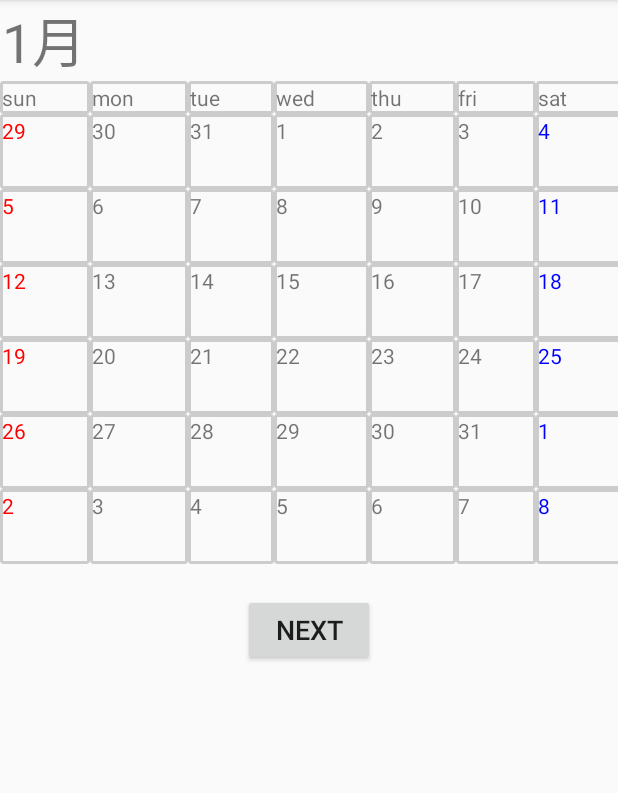
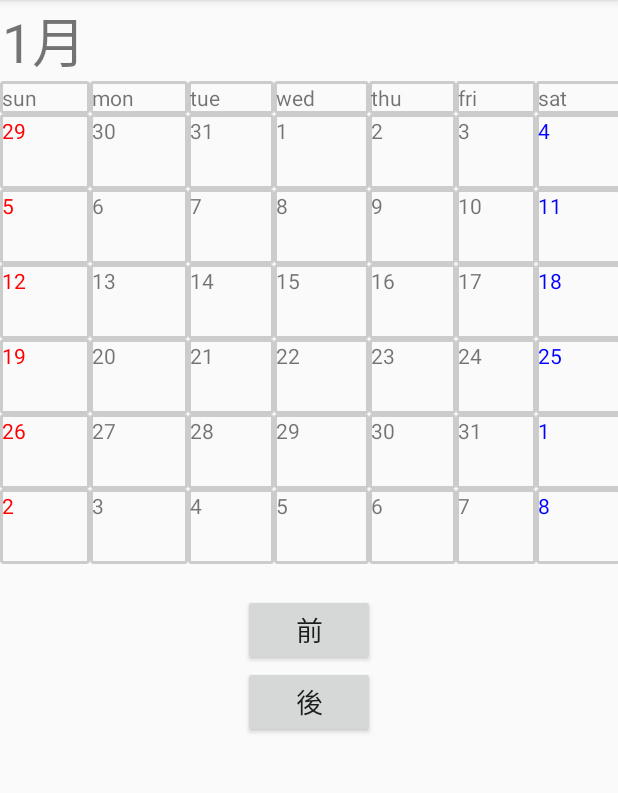
Before and after one commit to fkmrtsk/MyCalendar, an Android app: the screen it shows after launch (MainActivity), after a tap on an icon or button, on a phone screen of 412 x 824 dp, the part 84-877 px from its top. Run offline under Robolectric (Android 15) with nearby library versions, the phone set to English and light mode, and no system bars.

```diff
--- a/app/build.gradle
+++ b/app/build.gradle
@@ -3,6 +3,8 @@ apply plugin: 'com.android.application'
 apply plugin: 'kotlin-android'
 
 apply plugin: 'kotlin-android-extensions'
+
+apply plugin: "androidx.navigation.safeargs"
 
 android {
     compileSdkVersion 29
--- a/app/src/main/java/com/example/mycalendar/CurrentFragment.kt
+++ b/app/src/main/java/com/example/mycalendar/CurrentFragment.kt
@@ -14,12 +14,6 @@ import java.util.*
 class CurrentFragment : Fragment() {
     override fun onCreateView(inflater: LayoutInflater, container: ViewGroup?, savedInstanceState: Bundle?): View? {
         val view = inflater.inflate(R.layout.fragment_current, container, false)
-        view.previousButton.setOnClickListener {
-            findNavController().navigate(R.id.action_current_to_left)
-        }
-        view.nextButton.setOnClickListener {
-            findNavController().navigate(R.id.action_current_to_right)
-        }
         return view
     }
 
@@ -32,10 +26,18 @@ class CurrentFragment : Fragment() {
         // カレンダー用のパッケージ
         val calendar   = Calendar.getInstance()
         var year: Int  = calendar.get(Calendar.YEAR)
-        var month: Int = calendar.get(Calendar.MONTH)
+        var month: Int = calendar.get(Calendar.MONTH) // 該当の月 - 1の値が渡される
         var day: Int   = calendar.get(Calendar.DATE)
         var dayView    = arrayOfNulls<Int>(42)
 
+        view.previousButton.setOnClickListener {
+            val action = CurrentFragmentDirections.actionCurrentToLeft(year, month)
+            findNavController().navigate(action)
+        }
+        view.nextButton.setOnClickListener {
+            val action = CurrentFragmentDirections.actionCurrentToRight(year, month)
+            findNavController().navigate(action)
+        }
 
         // 今月の初日の曜日を取得
         calendar.set(year, month, 1)
--- a/app/src/main/java/com/example/mycalendar/RightFragment.kt
+++ b/app/src/main/java/com/example/mycalendar/RightFragment.kt
@@ -7,16 +7,16 @@ import android.view.View
 import android.view.ViewGroup
 import androidx.fragment.app.Fragment
 import androidx.navigation.fragment.findNavController
+import androidx.navigation.fragment.navArgs
 import kotlinx.android.synthetic.main.fragment_right.*
 import kotlinx.android.synthetic.main.fragment_right.view.*
 import java.util.*
 
 class RightFragment : Fragment() {
+    private val args: RightFragmentArgs by navArgs()
+
     override fun onCreateView(inflater: LayoutInflater, container: ViewGroup?, savedInstanceState: Bundle?): View? {
         val view = inflater.inflate(R.layout.fragment_right, container, false)
-        view.previousButton.setOnClickListener {
-            findNavController().navigate(R.id.action_third_to_first)
-        }
         return view
     }
 
@@ -28,12 +28,28 @@ class RightFragment : Fragment() {
         super.onViewCreated(view, savedInstanceState)
         // カレンダー用のパッケージ
         val calendar   = Calendar.getInstance()
-        var year: Int  = calendar.get(Calendar.YEAR)
-        var month: Int = calendar.get(Calendar.MONTH) + 1
+        val tmpYear: Int  = args.year
+        val tmpMonth: Int = args.month + 1
+        var year: Int
+        var month: Int
+        if (tmpMonth >= 12) {
+            year  = tmpYear + 1
+            month = tmpMonth - 12
+        } else {
+            year  = tmpYear
+            month = tmpMonth
+        }
         var day: Int   = calendar.get(Calendar.DATE)
         var dayView    = arrayOfNulls<Int>(42)
 
-
+        view.previousButton.setOnClickListener {
+            val action = RightFragmentDirections.actionCurrentToLeft(year, month)
+            findNavController().navigate(action)
+        }
+        view.nextButton.setOnClickListener {
+            val action = RightFragmentDirections.actionCurrentToRight(year, month)
+            findNavController().navigate(action)
+        }
         // 今月の初日の曜日を取得
         calendar.set(year, month, 1)
         val firstDayWeek: Int = calendar.get(Calendar.DAY_OF_WEEK)
@@ -66,9 +82,6 @@ class RightFragment : Fragment() {
 
         // 現在の月を表示
         var dispMonth = month + 1
-        if (dispMonth > 12) {
-            dispMonth -= 12
-        }
         currentMonthView.text = dispMonth.toString() + "月"
 
         // ViewのIDを配列に格納
--- a/app/src/main/res/layout/fragment_right.xml
+++ b/app/src/main/res/layout/fragment_right.xml
@@ -468,9 +468,17 @@
         android:id="@+id/previousButton"
         android:layout_width="wrap_content"
         android:layout_height="wrap_content"
-        android:text="Next"
+        android:text="前"
         android:textSize="18sp"
         app:layout_constraintEnd_toEndOf="parent" app:layout_constraintHorizontal_bias="0.5"
         app:layout_constraintStart_toStartOf="parent" app:layout_constraintTop_toBottomOf="@+id/tableLayout3"/>
+    <Button
+        android:id="@+id/nextButton"
+        android:layout_width="wrap_content"
+        android:layout_height="wrap_content"
+        android:text="後"
+        android:textSize="18sp"
+        app:layout_constraintEnd_toEndOf="parent" app:layout_constraintHorizontal_bias="0.5"
+        app:layout_constraintStart_toStartOf="parent" app:layout_constraintTop_toBottomOf="@+id/previousButton"/>
 
 </androidx.constraintlayout.widget.ConstraintLayout>
--- a/app/src/main/res/navigation/navigation_graph.xml
+++ b/app/src/main/res/navigation/navigation_graph.xml
@@ -24,8 +24,17 @@
                 android:label="fragment_left"
                 tools:layout="@layout/fragment_left" >
                 <action
-                    android:id="@+id/action_second_to_third"
+                    android:id="@+id/action_current_to_left"
+                    app:destination="@id/leftFragment" />
+                <action
+                    android:id="@+id/action_current_to_right"
                     app:destination="@id/rightFragment" />
+                <argument
+                    android:name="year"
+                    app:argType="integer"/>
+                <argument
+                    android:name="month"
+                    app:argType="integer"/>
             </fragment>
 
             <fragment
@@ -34,8 +43,17 @@
                 android:label="fragment_right"
                 tools:layout="@layout/fragment_right">
                 <action
-                    android:id="@+id/action_third_to_first"
-                    app:destination="@id/currentFragment" />
+                    android:id="@+id/action_current_to_left"
+                    app:destination="@id/leftFragment" />
+                <action
+                    android:id="@+id/action_current_to_right"
+                    app:destination="@id/rightFragment" />
+                <argument
+                    android:name="year"
+                    app:argType="integer"/>
+                <argument
+                    android:name="month"
+                    app:argType="integer"/>
             </fragment>
 
 </navigation>
--- a/build.gradle
+++ b/build.gradle
@@ -12,6 +12,7 @@ buildscript {
         classpath "org.jetbrains.kotlin:kotlin-gradle-plugin:$kotlin_version"
         // NOTE: Do not place your application dependencies here; they belong
         // in the individual module build.gradle files
+        classpath "android.arch.navigation:navigation-safe-args-gradle-plugin:1.0.0"
     }
 }
 
```
Also changed, not shown: app/src/main/java/com/example/mycalendar/LeftFragment.kt (+22 -9 lines), app/src/main/res/layout/fragment_left.xml (+9 -1 lines).
